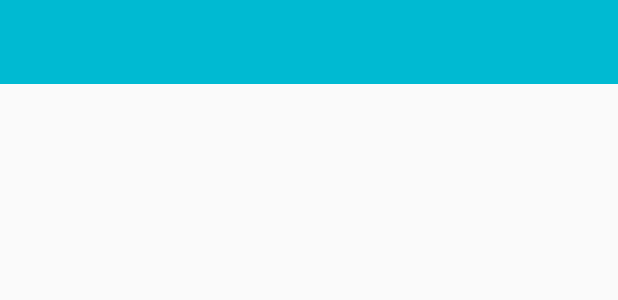
After one commit to thomas25520/MyNews, an Android app: the layout activity_search.xml on its own in the app's theme, with its tools: preview values and no code run, on a phone screen of 412 x 824 dp. The commit adds this screen. Shown: the top 300 px of the screen. Run offline under Robolectric (Android 15) with nearby library versions, the phone set to English and light mode, and no system bars.

Commit message:
[ADD] -- Set SearchView and linked to main activity search button --

```diff
--- a/app/build.gradle
+++ b/app/build.gradle
@@ -29,4 +29,6 @@ dependencies {
     implementation 'com.android.support:recyclerview-v7:28.0.0'
     implementation 'com.android.support:design:28.0.0'
     implementation 'com.android.support:design:28.0.0'
+    implementation 'android.arch.navigation:navigation-fragment:1.0.0'
+    implementation 'android.arch.navigation:navigation-ui:1.0.0'
 }
--- a/app/src/main/AndroidManifest.xml
+++ b/app/src/main/AndroidManifest.xml
@@ -18,6 +18,7 @@
                 <category android:name="android.intent.category.LAUNCHER" />
             </intent-filter>
         </activity>
+        <activity android:name=".controller.activities.SearchActivity" />
     </application>
 
 </manifest>
--- /dev/null
+++ b/app/src/main/res/layout/activity_search.xml
@@ -0,0 +1,18 @@
+<?xml version="1.0" encoding="utf-8"?>
+<android.support.constraint.ConstraintLayout xmlns:android="http://schemas.android.com/apk/res/android"
+    xmlns:app="http://schemas.android.com/apk/res-auto"
+    xmlns:tools="http://schemas.android.com/tools"
+    android:layout_width="match_parent"
+    android:layout_height="match_parent"
+    tools:context=".controller.activities.SearchActivity">
+
+    <android.support.v7.widget.Toolbar
+        android:id="@+id/activity_search_toolbar"
+        android:layout_width="match_parent"
+        android:layout_height="?attr/actionBarSize"
+        android:background="?attr/colorPrimary"
+        app:layout_constraintTop_toTopOf="parent"
+        app:titleTextColor="@color/colorWhite"
+        tools:layout_editor_absoluteX="96dp" />
+
+</android.support.constraint.ConstraintLayout>
--- a/app/src/main/res/layout/fragment_tab_layout.xml
+++ b/app/src/main/res/layout/fragment_tab_layout.xml
@@ -1,7 +1,5 @@
 <?xml version="1.0" encoding="utf-8"?>
 <FrameLayout xmlns:android="http://schemas.android.com/apk/res/android"
-    xmlns:tools="http://schemas.android.com/tools"
     android:layout_width="match_parent"
     android:layout_height="match_parent"
-    android:background="@color/colorWhite"
-    tools:context="com.MyNews.controller.fragment.TabLayout" />
+    android:background="@color/colorWhite" />
--- a/app/src/main/res/menu/menu_activity_main.xml
+++ b/app/src/main/res/menu/menu_activity_main.xml
@@ -3,14 +3,14 @@
     xmlns:app="http://schemas.android.com/apk/res-auto">
 
     <item
-        android:id="@+id/menu_activity_main_search"
+        android:id="@+id/menu_activity_main_search_btn"
         android:icon="@drawable/ic_baseline_search_24px"
         android:title="@string/search"
         app:showAsAction="ifRoom">
 
     </item>
     <item
-        android:id="@+id/menu_activity_main_params"
+        android:id="@+id/menu_activity_main_params_btn"
         android:icon="@drawable/ic_baseline_more_vert_24px"
         android:title="@string/parameters"
         app:showAsAction="ifRoom" />
--- a/app/src/main/res/values/strings.xml
+++ b/app/src/main/res/values/strings.xml
@@ -8,4 +8,5 @@
     <!-- Used in NavigationDrawer -->
     <string name="navigation_drawer_open">Open navigation drawer</string>
     <string name="navigation_drawer_close">Close navigation drawer</string>
+    <string name="arrow_back_go_to_activity_main">Arrow back go to activity_main</string>
 </resources>
```
Also changed, not shown: app/src/main/java/com/MyNews/controller/activities/MainActivity.java (+25 -11 lines), app/src/main/java/com/MyNews/controller/activities/SearchActivity.java (added, +35 -0 lines), app/src/main/res/layout/activity_main.xml (+5 -6 lines), app/src/main/res/layout/activity_main_nav_header.xml (deleted, +0 -13 lines).
